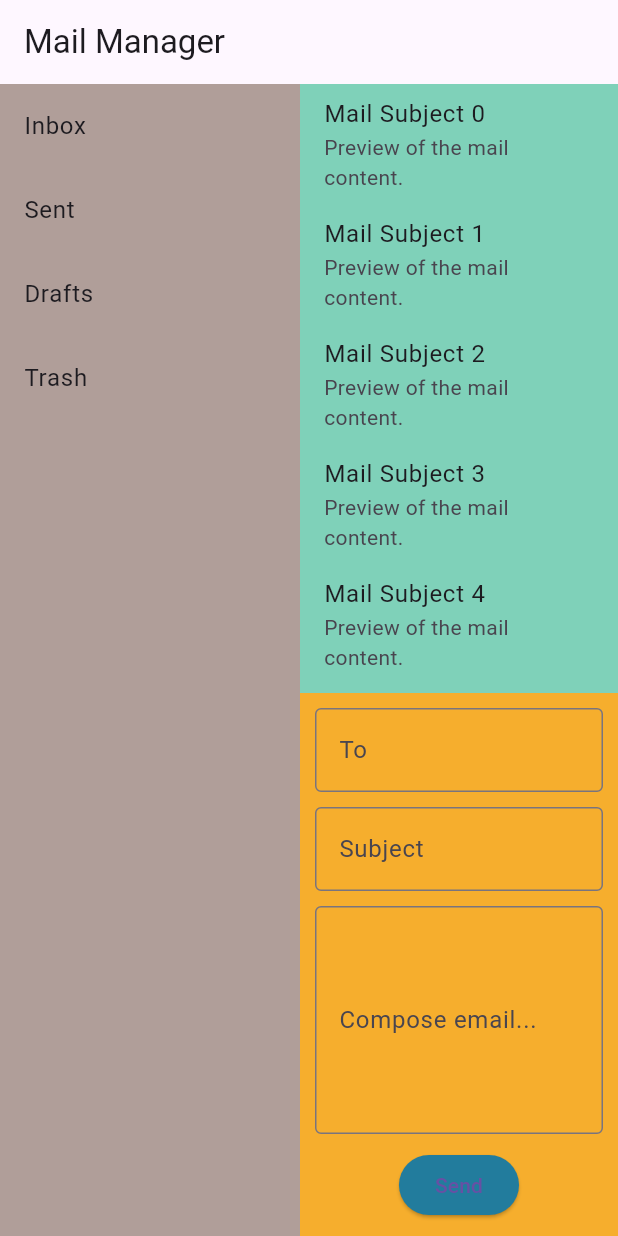
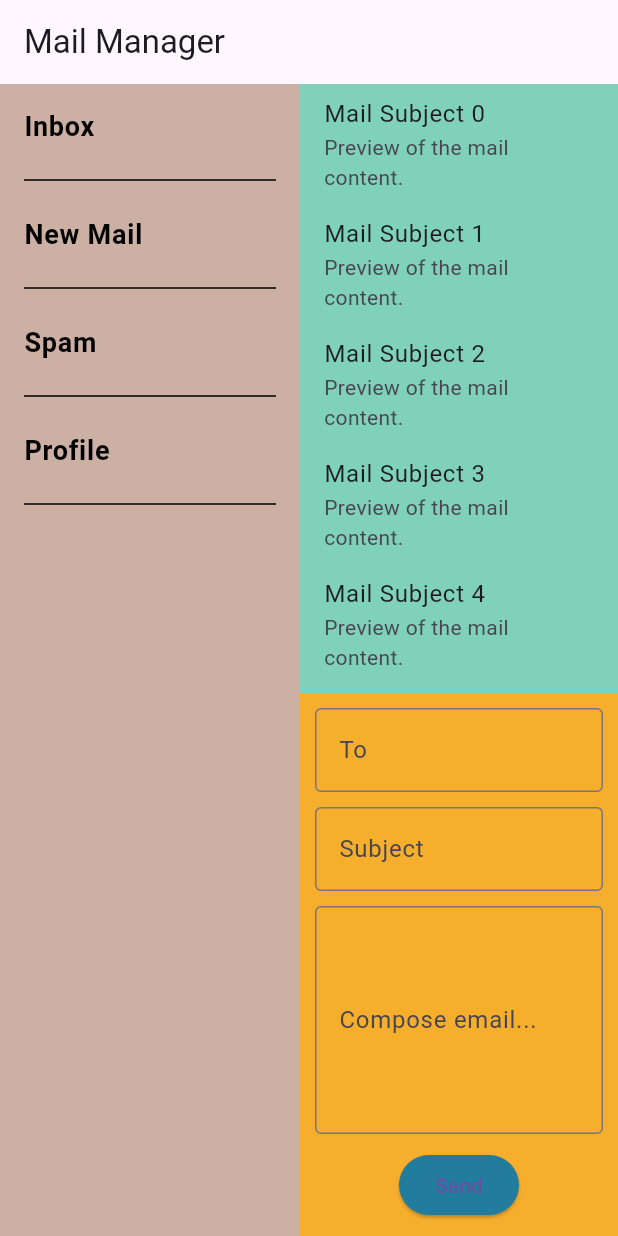
Before and after one commit to EvolOsEIP/EvolOsProject, a Flutter app: the screen it shows after launch, on a phone screen of 412 x 824 dp. Run offline on Flutter 3.47's test engine with Material 3 defaults, Android fonts, the light colour scheme and no system bars.

Commit message:
UPDATE - refactor the Sidebar: -updated items: Inbox, New Mail, Spam and Profile; - added separators between sidebar items; - implemented hover effect for sidebar items

```diff
--- a/mailpage/lib/main.dart
+++ b/mailpage/lib/main.dart
@@ -29,6 +29,7 @@ class _MailManagerHomeState extends State<MailManagerHome> {
   final TextEditingController _recipientController = TextEditingController();
   final TextEditingController _subjectController = TextEditingController();
   final TextEditingController _bodyController = TextEditingController();
+  String? _hoveredItem;
 
   Future<void> _sendEmail() async {
     final String sender = _senderController.text.trim();
@@ -62,36 +63,61 @@ class _MailManagerHomeState extends State<MailManagerHome> {
     }
 }
 
-  @override
-  Widget build(BuildContext context) {
+Widget _buildSidebarItem(String title) {
+  return MouseRegion(
+    onEnter: (_) => setState(() => _hoveredItem = title),
+    onExit: (_) => setState(() => _hoveredItem = null),
+    child: Container(
+      color: _hoveredItem == title ? Color(0xFFB09E8A) : Colors.transparent,
+      child: ListTile(
+        title: Text(
+          title,
+          style: TextStyle(
+            fontSize: 18.0,
+            fontWeight: FontWeight.bold,
+            color: Colors.black,
+          ),
+        ),
+        onTap: () {
+          // Action au clic sur l'élément
+        },
+      ),
+    ),
+  );
+}
+
+Widget _buildDivider() {
+  return Padding(
+    padding: const EdgeInsets.symmetric(horizontal: 16.0),
+    child: Divider(
+      thickness: 1.0,
+      color: Colors.black,
+    ),
+  );
+}
+
+@override
+Widget build(BuildContext context) {
     return Scaffold(
       appBar: AppBar(
         title: Text("Mail Manager"),
       ),
       body: Row(
         children: [
-          // Sidebar
-          Container(
+          Container( // Sidebar
             width: 200,
-            color: Color(0xFFB09E99),
+            color: Color(0xFFCCB0A3),
             child: Column(
+              crossAxisAlignment: CrossAxisAlignment.start,
               children: [
-                ListTile(
-                  title: Text("Inbox"),
-                  onTap: () {},
-                ),
-                ListTile(
-                  title: Text("Sent"),
-                  onTap: () {},
-                ),
-                ListTile(
-                  title: Text("Drafts"),
-                  onTap: () {},
-                ),
-                ListTile(
-                  title: Text("Trash"),
-                  onTap: () {},
-                ),
+                _buildSidebarItem("Inbox"),
+                _buildDivider(),
+                _buildSidebarItem("New Mail"),
+                _buildDivider(),
+                _buildSidebarItem("Spam"),
+                _buildDivider(),
+                _buildSidebarItem("Profile"),
+                _buildDivider(),
               ],
             ),
           ),
```
